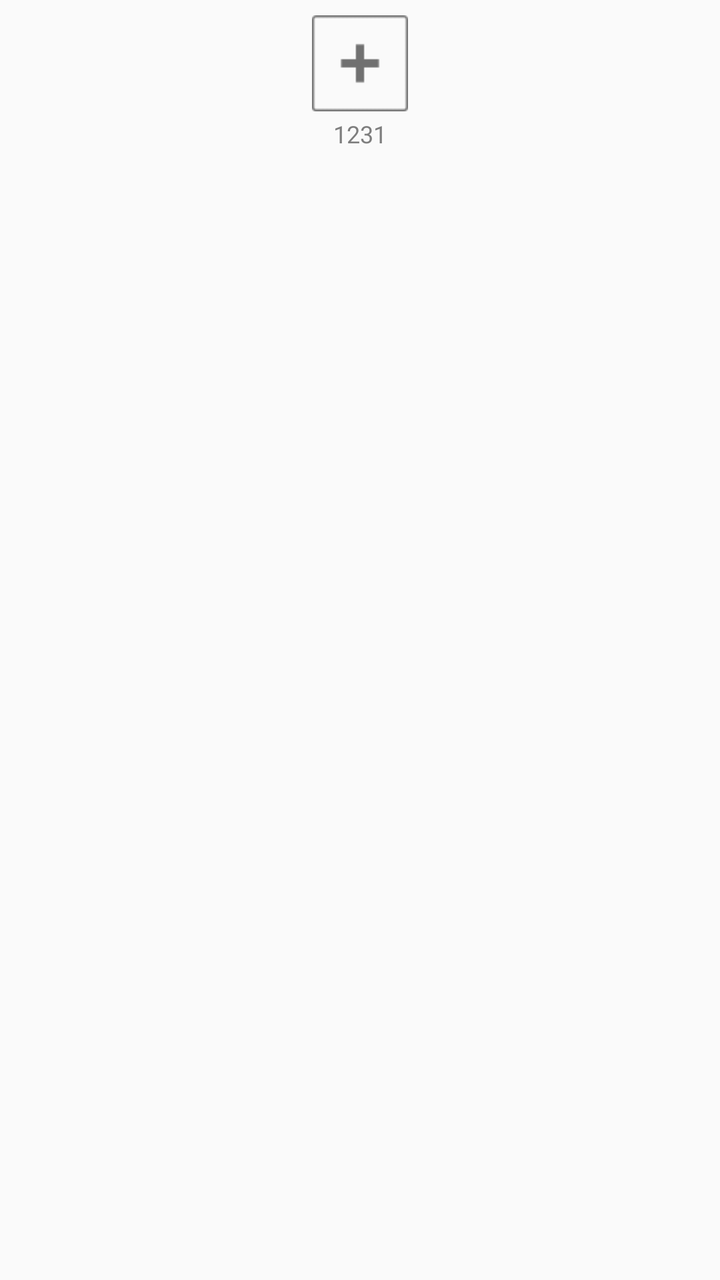
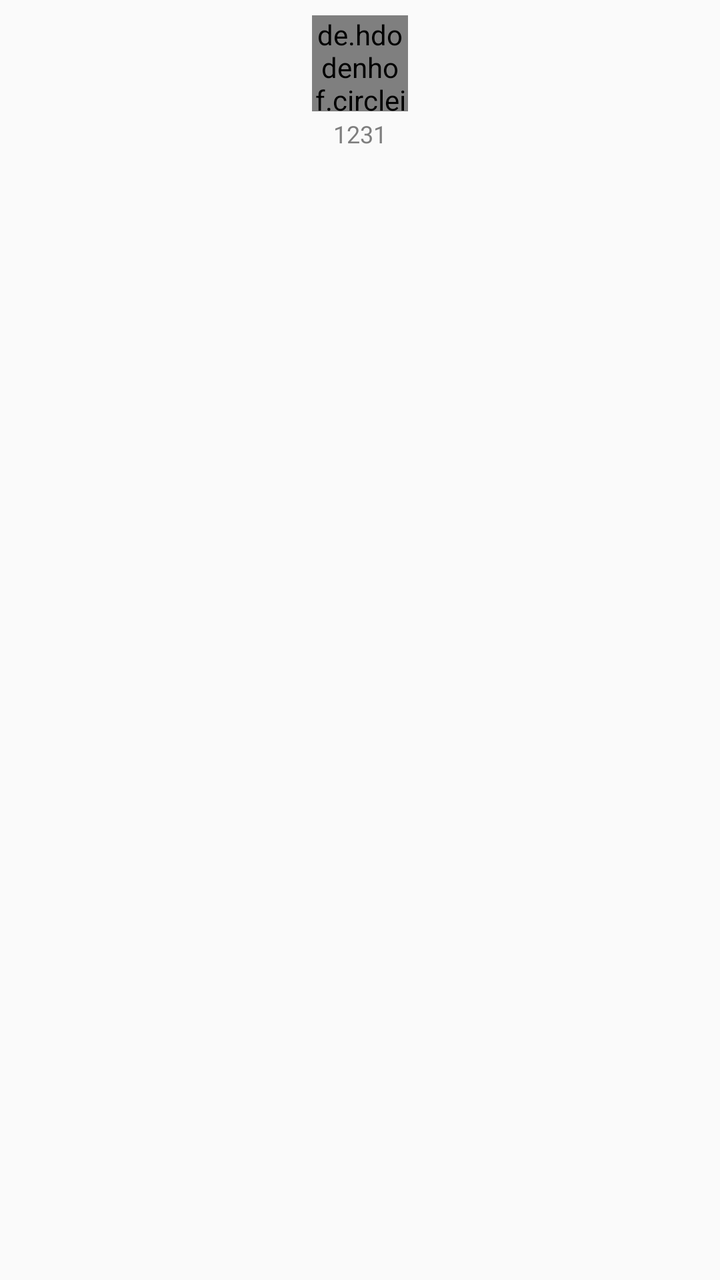

The first picture is an Android layout as it rendered before a commit; the second is the same layout after the commit. The layout source and the unified diff follow.
<!-- AndroidManifest.xml: application theme AppTheme -->
<!-- res/layout/conversation_item_member_info.xml -->
<?xml version="1.0" encoding="utf-8"?>
<FrameLayout xmlns:android="http://schemas.android.com/apk/res/android"
    android:id="@+id/root"
    android:layout_width="match_parent"
    android:layout_height="wrap_content">

    <LinearLayout
        android:layout_width="match_parent"
        android:layout_height="wrap_content"
        android:gravity="center"
        android:orientation="vertical"
        android:padding="7.5dp">

        <ImageView
            android:id="@+id/portraitImageView"
            android:layout_width="48dp"
            android:layout_height="48dp"
            android:layout_centerVertical="true"
            android:scaleType="centerCrop"
            android:src="@mipmap/ic_add_team_member" />

        <TextView
            android:id="@+id/nameTextView"
            android:layout_width="48dp"
            android:layout_height="wrap_content"
            android:layout_marginTop="3dp"
            android:gravity="center"
            android:singleLine="true"
            android:text="1231"
            android:textColor="@color/gray1"
            android:textSize="12sp" />
    </LinearLayout>
</FrameLayout>
<!-- resources referenced by this layout -->
<resources>
  <color name="gray1">#7e7e7e</color>
  <!-- mipmap ic_add_team_member: png bitmap (mipmap-hdpi, 481 bytes) -->
  <style name="AppTheme" parent="Theme.AppCompat.Light.NoActionBar">
          
          <item name="colorPrimary">@color/colorPrimary</item>
          <item name="colorPrimaryDark">@color/colorPrimaryDark</item>
          <item name="colorAccent">@color/colorAccent</item>
          
          
          
          <item name="colorBackgroundFloating">@color/white</item>
      </style>
  <color name="colorPrimary">#3e64e4</color>
  <color name="colorPrimaryDark">#3e64e4</color>
  <color name="colorAccent">#7e7e7e</color>
  <color name="white">#ffffff</color>
</resources>

<!-- the commit's change to res/layout/conversation_item_member_info.xml (unified diff, before → after) -->
@@ -1,5 +1,5 @@
 <?xml version="1.0" encoding="utf-8"?>
-<FrameLayout xmlns:android="http://schemas.android.com/apk/res/android"
+<FrameLayout xmlns:android="http://schemas.android.com/apk/res/android" xmlns:app="http://schemas.android.com/apk/res-auto"
     android:id="@+id/root"
     android:layout_width="match_parent"
     android:layout_height="wrap_content">
@@ -11,13 +11,23 @@
         android:orientation="vertical"
         android:padding="7.5dp">
 
-        <ImageView
+
+
+
+
+
+
+
+
+        <de.hdodenhof.circleimageview.CircleImageView
             android:id="@+id/portraitImageView"
             android:layout_width="48dp"
             android:layout_height="48dp"
             android:layout_centerVertical="true"
             android:scaleType="centerCrop"
-            android:src="@mipmap/ic_add_team_member" />
+            android:src="@mipmap/ic_add_team_member"
+            app:civ_border_width="1dp"
+            app:civ_border_color="@color/gray"/>
 
         <TextView
             android:id="@+id/nameTextView"
<!-- resource entries referenced after the edit -->
@@ -1,5 +1,6 @@
 <!-- resources referenced by this layout -->
 <resources>
+  <color name="gray">#D9D9D9</color>
   <color name="gray1">#7e7e7e</color>
   <!-- mipmap ic_add_team_member: png bitmap (mipmap-hdpi, 481 bytes) -->
   <style name="AppTheme" parent="Theme.AppCompat.Light.NoActionBar">
